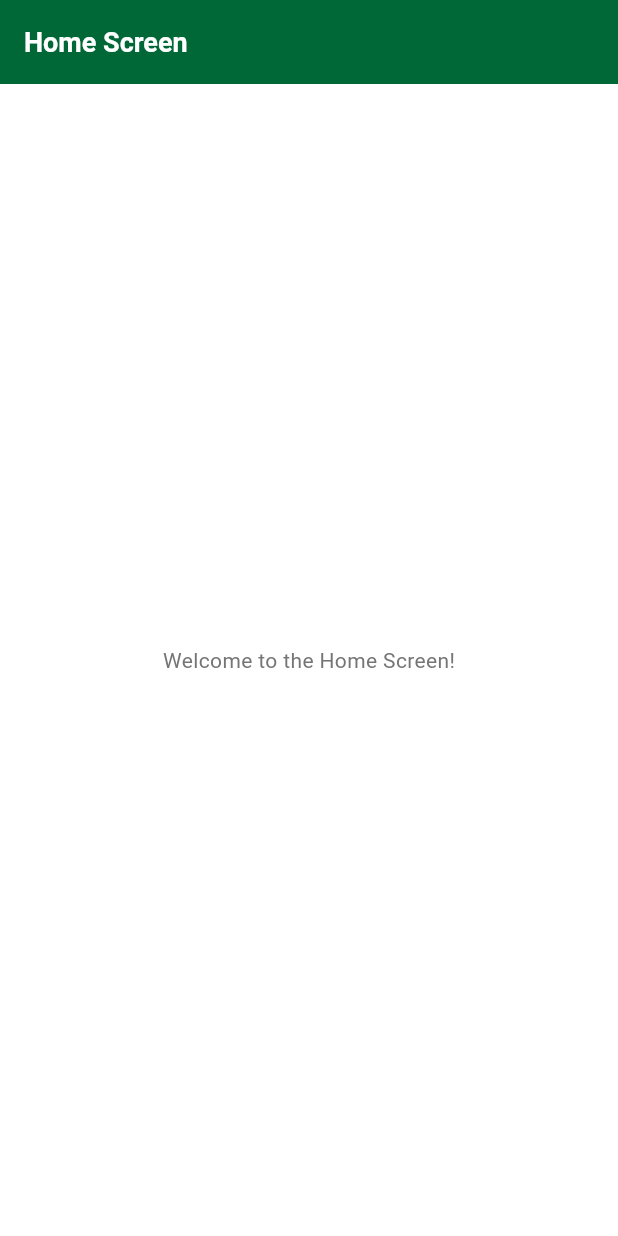
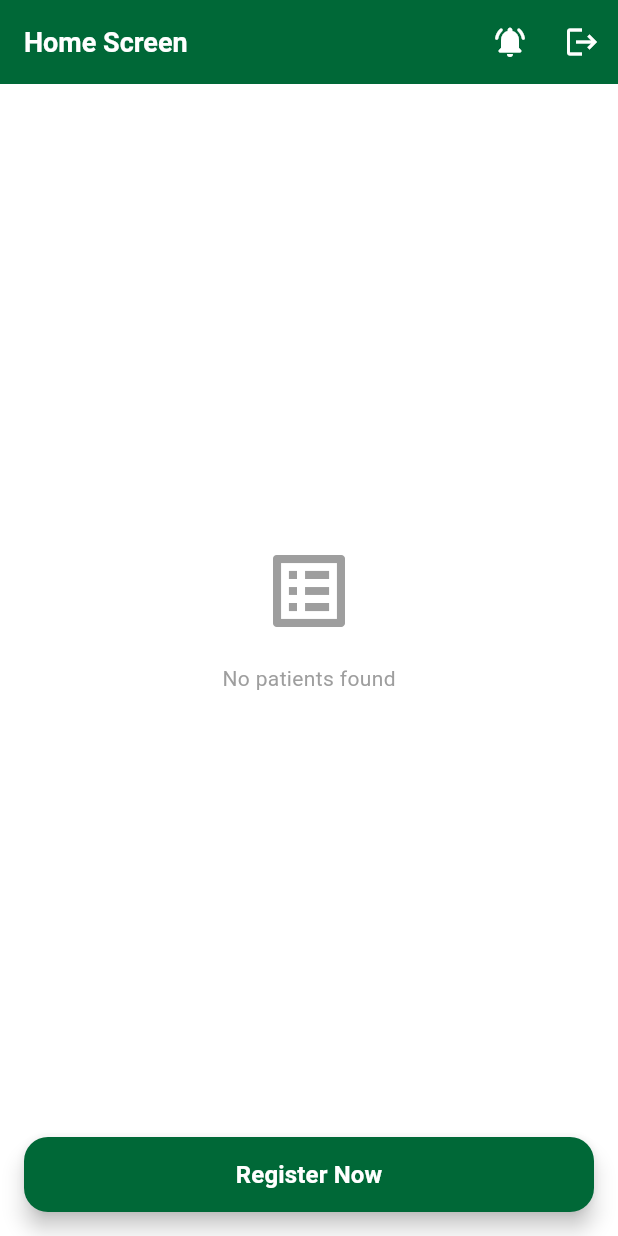
Before and after one commit to shamsheersha/noviindus_machine_test, a Flutter app: the HomeScreen screen opened directly, on a phone screen of 412 x 824 dp. Run offline on Flutter 3.47's test engine with Material 3 defaults, Android fonts, the phone set to English and light mode, and no system bars; our stand-ins replace shared_preferences; accounts and stored records are empty; network calls fail; Roboto replaces fonts that are missing (Poppins).

Commit message:
Completing the home screen page with registering button

```diff
--- a/lib/main.dart
+++ b/lib/main.dart
@@ -1,3 +1,4 @@
+import 'package:ayurved_care/providers/patientlist_provider.dart';
 import 'package:ayurved_care/screens/splash_screen.dart';
 import 'package:ayurved_care/utils/app_theme.dart';
 import 'package:flutter/material.dart';
@@ -16,6 +17,7 @@ class MyApp extends StatelessWidget {
     return MultiProvider(
       providers: [
         ChangeNotifierProvider(create: (_) => AuthProvider()),
+        ChangeNotifierProvider(create: (_) => PatientProvider()),
       ],
       child: MaterialApp(
         title: 'Ayurveda Care',
--- /dev/null
+++ b/lib/models/patient_model.dart
@@ -0,0 +1,49 @@
+class PatientModel {
+  final String id;
+  final String name;
+  final String phone;
+  final String address;
+  final String dateAndTime;
+  final String branch;
+  final String executive;
+  final String payment;
+  final double totalAmount;
+  final double discountAmount;
+  final double advanceAmount;
+  final double balanceAmount;
+  final List<String> treatments;
+
+  PatientModel({
+    required this.id,
+    required this.name,
+    required this.phone,
+    required this.address,
+    required this.dateAndTime,
+    required this.branch,
+    required this.executive,
+    required this.payment,
+    required this.totalAmount,
+    required this.discountAmount,
+    required this.advanceAmount,
+    required this.balanceAmount,
+    required this.treatments,
+  });
+
+  factory PatientModel.fromJson(Map<String, dynamic> json) {
+    return PatientModel(
+      id: json['id'] ?? '',
+      name: json['name'] ?? '',
+      phone: json['phone'] ?? '',
+      address: json['address'] ?? '',
+      dateAndTime: json['date_nd_time'] ?? '',
+      branch: json['branch'] ?? '',
+      executive: json['excecutive'] ?? '',
+      payment: json['payment'] ?? '',
+      totalAmount: double.tryParse(json['total_amount'].toString()) ?? 0.0,
+      discountAmount: double.tryParse(json['discount_amount'].toString()) ?? 0.0,
+      advanceAmount: double.tryParse(json['advance_amount'].toString()) ?? 0.0,
+      balanceAmount: double.tryParse(json['balance_amount'].toString()) ?? 0.0,
+      treatments: (json['treatments'] as String?)?.split(',') ?? [],
+    );
+  }
+}
--- a/lib/providers/auth_provider.dart
+++ b/lib/providers/auth_provider.dart
@@ -96,7 +96,7 @@ class AuthProvider with ChangeNotifier {
       _errorMessage = '';
       notifyListeners();
     } catch (e) {
-      print('Error during logout: $e');
+      log('Error during logout: $e');
     }
   }
 
--- a/lib/screens/home_screen.dart
+++ b/lib/screens/home_screen.dart
@@ -1,17 +1,155 @@
+import 'package:ayurved_care/providers/auth_provider.dart';
+import 'package:ayurved_care/providers/patientlist_provider.dart';
+import 'package:ayurved_care/screens/login_screen.dart';
+import 'package:ayurved_care/utils/app_color.dart';
 import 'package:flutter/material.dart';
+import 'package:provider/provider.dart';
 
-class HomeScreen extends StatelessWidget {
+class HomeScreen extends StatefulWidget {
   const HomeScreen({super.key});
+
+  @override
+  State<HomeScreen> createState() => _HomeScreenState();
+}
+
+class _HomeScreenState extends State<HomeScreen> {
+  @override
+  void initState() {
+    super.initState();
+    WidgetsBinding.instance.addPostFrameCallback((_) {
+      final authProvider = Provider.of<AuthProvider>(context, listen: false);
+      final patientProvider = Provider.of<PatientProvider>(
+        context,
+        listen: false,
+      );
+      if (authProvider.isAuthenticated) {
+        patientProvider.fetchPatientList(token: authProvider.token!);
+      }
+    });
+  }
 
   @override
   Widget build(BuildContext context) {
     return Scaffold(
       appBar: AppBar(
         title: const Text('Home Screen'),
+        actions: [
+          IconButton(
+            onPressed: () {},
+            icon: Icon(Icons.notifications_active_rounded),
+          ),
+          IconButton(
+            onPressed: () => _showLogoutDialog(context),
+            icon: const Icon(Icons.logout),
+          ),
+        ],
       ),
-      body: const Center(
-        child: Text('Welcome to the Home Screen!'),
+      body: Consumer<PatientProvider>(
+        builder: (context, patientProvider, child) {
+          return RefreshIndicator(
+            onRefresh: () async {
+              final authProvider = Provider.of<AuthProvider>(
+                context,
+                listen: false,
+              );
+              await patientProvider.fetchPatientList(
+                token: authProvider.token!,
+              );
+            },
+            color: AppColors.primaryGreen,
+            backgroundColor: Colors.white,
+            child: SingleChildScrollView(
+              physics: const AlwaysScrollableScrollPhysics(),
+              child: patientProvider.patientList.isEmpty
+                  ? SizedBox(
+                      height:
+                          MediaQuery.of(context).size.height -
+                          kToolbarHeight -
+                          kBottomNavigationBarHeight,
+                      child: const Center(
+                        child: Column(
+                          mainAxisAlignment: MainAxisAlignment.center,
+                          children: [
+                            Icon(Icons.list_alt, size: 64, color: Colors.grey),
+                            SizedBox(height: 16),
+                            Text(
+                              'No patients found',
+                              style: TextStyle(color: Colors.grey),
+                            ),
+                          ],
+                        ),
+                      ),
+                    )
+                  : ListView.builder(
+                      shrinkWrap: true,
+                      physics: const NeverScrollableScrollPhysics(),
+                      itemCount: patientProvider.patientList.length,
+                      itemBuilder: (context, index) {
+                        final patient = patientProvider.patientList[index];
+                        return Card(
+                          child: ListTile(
+                            title: Text(patient.name),
+                            subtitle: Text(patient.phone),
+                            trailing: Text(
+                              patient.balanceAmount.toStringAsFixed(2),
+                            ),
+                          ),
+                        );
+                      },
+                    ),
+            ),
+          );
+        },
       ),
+      floatingActionButton: SizedBox(
+        width: double.infinity,
+        height: 50,
+        child: Padding(
+          padding: const EdgeInsets.symmetric(horizontal: 16.0),
+          child: FloatingActionButton.extended(
+            backgroundColor: AppColors.primaryGreen,
+            onPressed: () {
+              // Handle Register action
+            },
+            label: const Text(
+              "Register Now",
+              style: TextStyle(fontSize: 16, fontWeight: FontWeight.bold),
+            ),
+          ),
+        ),
+      ),
+      floatingActionButtonLocation: FloatingActionButtonLocation.centerFloat,
+    );
+  }
+
+  _showLogoutDialog(BuildContext context) {
+    showDialog(
+      context: context,
+      builder: (BuildContext context) {
+        return AlertDialog(
+          title: Text('Logout'),
+          content: Text('Are you sure you want to logout?'),
+          actions: [
+            TextButton(
+              child: Text('Cancel'),
+              onPressed: () {
+                Navigator.of(context).pop();
+              },
+            ),
+            TextButton(
+              child: Text('Logout', style: TextStyle(color: Colors.red)),
+              onPressed: () {
+                Navigator.of(context).pop();
+                Provider.of<AuthProvider>(context, listen: false).logout();
+                Navigator.of(context).pushAndRemoveUntil(
+                  MaterialPageRoute(builder: (context) => LoginScreen()),
+                  (Route<dynamic> route) => false,
+                );
+              },
+            ),
+          ],
+        );
+      },
     );
   }
 }
--- a/lib/screens/splash_screen.dart
+++ b/lib/screens/splash_screen.dart
@@ -14,11 +14,7 @@ class SplashScreen extends StatefulWidget {
 }
 
 class _SplashScreenState extends State<SplashScreen> {
-  @override
-  void initState() {
-    super.initState();
 
-  }
 
   Future<void> _checkAuthAndNavigate(BuildContext context) async {
     final authProvider = Provider.of<AuthProvider>(context, listen: false);
--- a/lib/services/api_services.dart
+++ b/lib/services/api_services.dart
@@ -41,4 +41,34 @@ class ApiServices {
       };
     }
   }
+
+
+  static Future<Map<String, dynamic>> fetchPatientList({required String token}) async {
+  try {
+    final url = Uri.parse('${baseUrl}PatientList');
+    final response = await http.get(
+      url,
+      headers: {'Authorization': 'Bearer $token'},
+    );
+    if (response.statusCode == 200) {
+      final data = json.decode(response.body);
+      return {
+        'success': true,
+        'data': data,
+        'message': 'Patient list fetched successfully',
+      };
+    } else {
+      return {
+        'success': false,
+        'message': 'Failed to fetch patient list: ${response.reasonPhrase}',
+      };
+    }
+  } catch (e) {
+    return {
+      'success': false,
+      'message': 'An error occurred: ${e.toString()}',
+    };
+  }
 }
+
+}
```
Also changed, not shown: lib/providers/patientlist_provider.dart (added, +40 -0 lines), lib/screens/login_screen.dart (+10 -5 lines).
